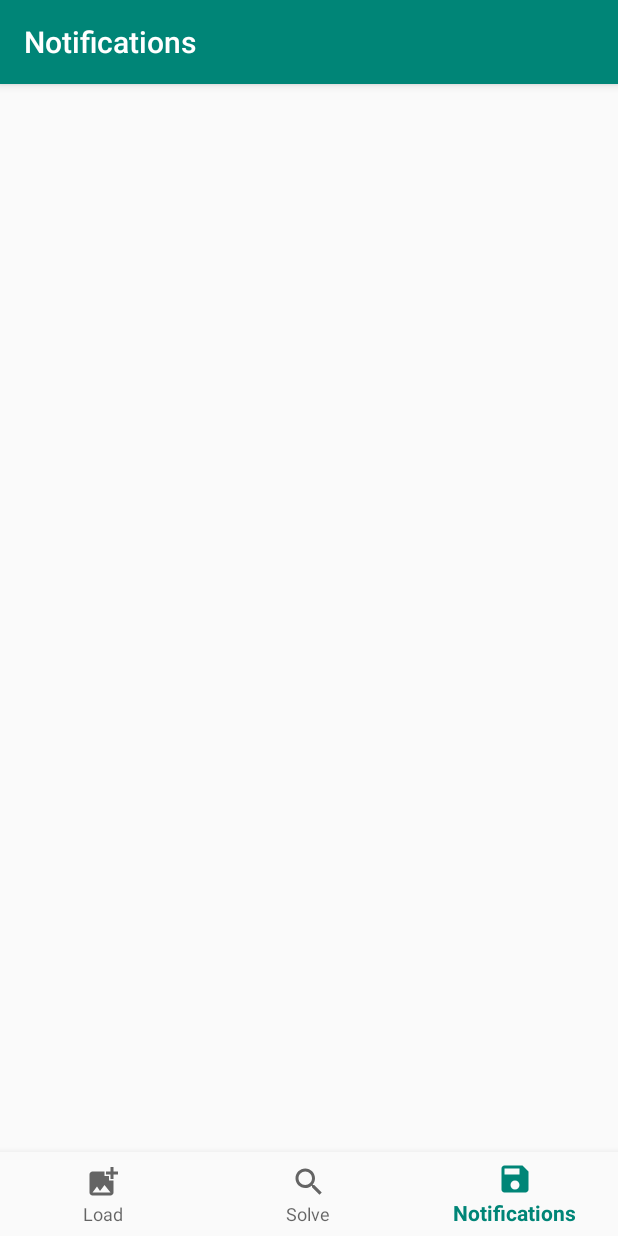
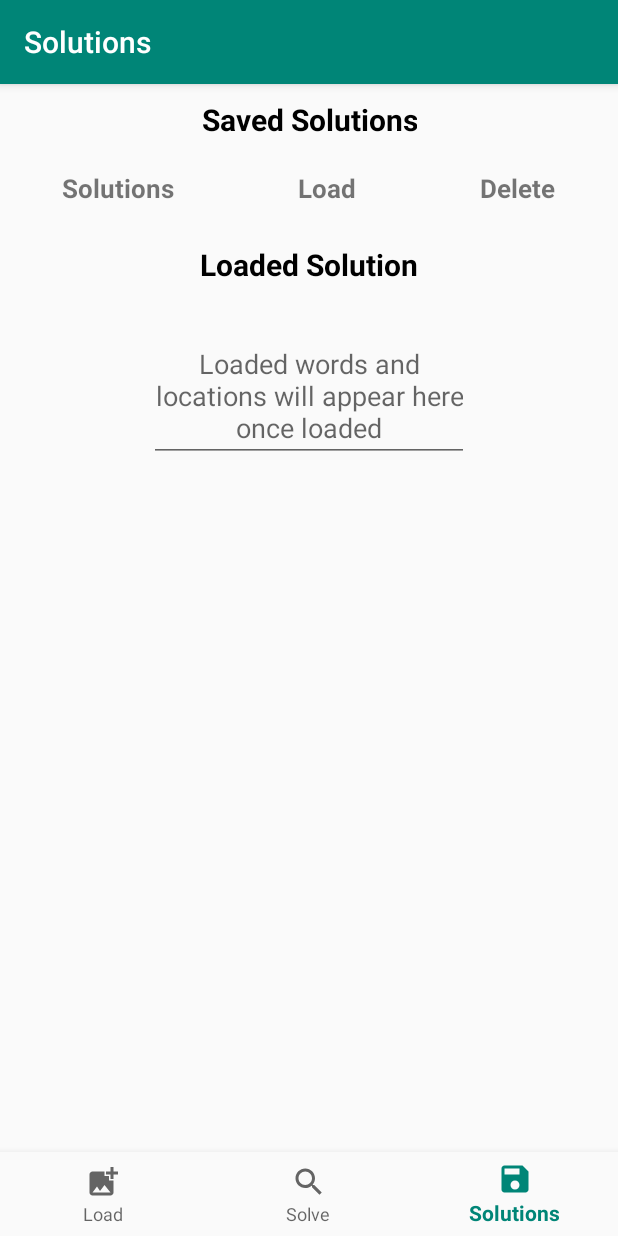
Before and after one commit to ThomasJRichards17/WordsearchSolver, an Android app: the screen it shows after launch (MainActivity), item 3 of the bottom bar chosen, on a phone screen of 412 x 824 dp. Run offline under Robolectric (Android 15) with nearby library versions, the phone set to English and light mode, and no system bars; our stand-ins replace navigation-ui; libraries missing offline, so code that uses them is left out: org.opencv.android, org.opencv.core, org.opencv.imgproc, org.slf4j; 1 statement that could not run was skipped.

Commit message:
Loading - UI and methods started

```diff
--- a/app/src/main/java/com/tjr/wordsearchsolver/MainActivity.java
+++ b/app/src/main/java/com/tjr/wordsearchsolver/MainActivity.java
@@ -33,7 +33,7 @@ public class MainActivity extends AppCompatActivity {
         // Passing each menu ID as a set of Ids because each
         // menu should be considered as top level destinations.
         AppBarConfiguration appBarConfiguration = new AppBarConfiguration.Builder(
-                R.id.navigation_load, R.id.navigation_solve, R.id.navigation_notifications)
+                R.id.navigation_load, R.id.navigation_solve, R.id.navigation_solutions)
                 .build();
         NavController navController = Navigation.findNavController(this, R.id.nav_host_fragment);
         NavigationUI.setupActionBarWithNavController(this, navController, appBarConfiguration);
--- a/app/src/main/java/com/tjr/wordsearchsolver/ui/notifications/NotificationsFragment.java
+++ /dev/null
@@ -1,21 +0,0 @@
-package com.tjr.wordsearchsolver.ui.notifications;
-
-import android.os.Bundle;
-import android.view.LayoutInflater;
-import android.view.View;
-import android.view.ViewGroup;
-import android.widget.TextView;
-
-import androidx.annotation.NonNull;
-import androidx.fragment.app.Fragment;
-
-import com.tjr.wordsearchsolver.R;
-
-public class NotificationsFragment extends Fragment {
-
-    public View onCreateView(@NonNull LayoutInflater inflater, ViewGroup container, Bundle savedInstanceState) {
-        View root = inflater.inflate(R.layout.fragment_notifications, container, false);
-        final TextView textView = root.findViewById(R.id.text_notifications);
-        return root;
-    }
-}
--- /dev/null
+++ b/app/src/main/java/com/tjr/wordsearchsolver/ui/solutions/SolutionsFragment.java
@@ -0,0 +1,82 @@
+package com.tjr.wordsearchsolver.ui.solutions;
+
+import android.graphics.Color;
+import android.os.Bundle;
+import android.os.Environment;
+import android.view.Gravity;
+import android.view.LayoutInflater;
+import android.view.View;
+import android.view.ViewGroup;
+import android.widget.EditText;
+import android.widget.TableLayout;
+import android.widget.TableRow;
+import android.widget.TextView;
+
+import androidx.annotation.NonNull;
+import androidx.fragment.app.Fragment;
+
+import com.google.gson.Gson;
+import com.google.gson.reflect.TypeToken;
+import com.google.gson.stream.JsonReader;
+import com.tjr.wordsearchsolver.R;
+import com.tjr.wordsearchsolver.data.Solution;
+
+import org.slf4j.Logger;
+import org.slf4j.LoggerFactory;
+
+import java.io.File;
+import java.io.FileNotFoundException;
+import java.io.FileReader;
+import java.util.ArrayList;
+import java.util.List;
+
+public class SolutionsFragment extends Fragment {
+
+    List<Solution> savedSolutions;
+    private Logger logger = LoggerFactory.getLogger(SolutionsFragment.class);
+    private TableLayout savedSolutionsTable;
+    private TableLayout loadedWordsearchGrid;
+    private EditText solvedWordsText;
+
+    public View onCreateView(@NonNull LayoutInflater inflater, ViewGroup container, Bundle savedInstanceState) {
+        View root = inflater.inflate(R.layout.fragment_solutions, container, false);
+
+        savedSolutionsTable = root.findViewById(R.id.savedSolutionsGrid);
+        loadedWordsearchGrid = root.findViewById(R.id.loadedWordsearchGrid);
+        solvedWordsText = root.findViewById(R.id.solvedWordsText);
+
+        return root;
+    }
+
+    private void drawSavedSolutionsTable() {
+        for (Solution solution : savedSolutions) {
+            TableRow row = new TableRow(requireActivity().getApplicationContext());
+            TextView text = new TextView(requireActivity().getApplicationContext());
+            text.setText(solution.name);
+            text.setLayoutParams(new TableRow.LayoutParams(TableRow.LayoutParams.WRAP_CONTENT, TableRow.LayoutParams.WRAP_CONTENT, 1f));
+            text.setSingleLine();
+            text.setTextColor(Color.BLACK);
+            text.setGravity(Gravity.CENTER);
+            row.addView(text);
+        }
+    }
+
+    private void loadSavedSolutions() {
+        Gson gson = new Gson();
+        savedSolutions = new ArrayList<>();
+        String fileName = "saved_solutions.json";
+
+        File storageDir = requireActivity().getExternalFilesDir(Environment.DIRECTORY_DOCUMENTS);
+        File solutionsFile = new File(storageDir, fileName);
+        if (solutionsFile.exists()) {
+            try {
+                savedSolutions = gson.fromJson(new JsonReader(new FileReader(solutionsFile)), new TypeToken<ArrayList<Solution>>() {
+                }.getType());
+            } catch (FileNotFoundException e) {
+                logger.error("Error loading saved solutions - ", e);
+            }
+        }
+    }
+
+
+}
--- a/app/src/main/java/com/tjr/wordsearchsolver/ui/solve/SolveFragment.java
+++ b/app/src/main/java/com/tjr/wordsearchsolver/ui/solve/SolveFragment.java
@@ -309,7 +309,7 @@ public class SolveFragment extends Fragment implements View.OnClickListener {
             solutionSaved.setBackgroundTint(Color.parseColor("#228B22"));
             solutionSaved.show();
         } catch (IOException e) {
-            logger.error("Error saving wordsearch solution");
+            logger.error("Error saving wordsearch solution - ", e);
         }
     }
 
--- a/app/src/main/res/layout/fragment_load.xml
+++ b/app/src/main/res/layout/fragment_load.xml
@@ -2,17 +2,15 @@
 <ScrollView xmlns:android="http://schemas.android.com/apk/res/android"
     xmlns:app="http://schemas.android.com/apk/res-auto"
     android:id="@+id/loadScrollContainer"
-	android:paddingBottom="50dp"
+    android:paddingBottom="50dp"
     android:layout_width="match_parent"
     android:layout_height="match_parent">
-
 
     <LinearLayout
         android:id="@+id/containerLayout"
         android:layout_width="fill_parent"
         android:layout_height="wrap_content"
         android:orientation="vertical">
-
 
         <LinearLayout
             android:id="@+id/linearLayoutWordsearch"
--- a/app/src/main/res/layout/fragment_notifications.xml
+++ /dev/null
@@ -1,19 +0,0 @@
-<?xml version="1.0" encoding="utf-8"?>
-<androidx.constraintlayout.widget.ConstraintLayout xmlns:android="http://schemas.android.com/apk/res/android"
-    xmlns:app="http://schemas.android.com/apk/res-auto"
-    android:layout_width="match_parent"
-    android:layout_height="match_parent">
-
-    <TextView
-        android:id="@+id/text_notifications"
-        android:layout_width="match_parent"
-        android:layout_height="wrap_content"
-        android:layout_marginStart="8dp"
-        android:layout_marginTop="8dp"
-        android:layout_marginEnd="8dp"
-        android:textAlignment="center"
-        android:textSize="20sp"
-        app:layout_constraintEnd_toEndOf="parent"
-        app:layout_constraintStart_toStartOf="parent"
-        app:layout_constraintTop_toTopOf="parent" />
-</androidx.constraintlayout.widget.ConstraintLayout>
--- /dev/null
+++ b/app/src/main/res/layout/fragment_solutions.xml
@@ -0,0 +1,126 @@
+<?xml version="1.0" encoding="utf-8"?>
+<ScrollView xmlns:android="http://schemas.android.com/apk/res/android"
+    xmlns:app="http://schemas.android.com/apk/res-auto"
+    android:id="@+id/loadScrollContainer"
+    android:paddingBottom="50dp"
+    android:layout_width="match_parent"
+    android:layout_height="match_parent">
+
+    <LinearLayout
+        android:id="@+id/containerLayout"
+        android:layout_width="fill_parent"
+        android:layout_height="wrap_content"
+        android:orientation="vertical">
+
+        <LinearLayout
+            android:id="@+id/linearLayoutSolutions"
+            android:layout_width="match_parent"
+            android:layout_height="wrap_content"
+            android:layout_marginTop="10dp"
+            android:gravity="center_horizontal|top"
+            android:orientation="vertical"
+            app:layout_constraintEnd_toEndOf="parent"
+            app:layout_constraintStart_toStartOf="parent">
+
+            <TextView
+                android:id="@+id/saved_solutions_heading"
+                android:layout_width="wrap_content"
+                android:layout_height="wrap_content"
+                android:gravity="center_horizontal"
+                android:text="@string/subtitle_saved_solutions"
+                android:textColor="@color/black"
+                android:textSize="20sp"
+                android:textStyle="bold" />
+
+            <TableLayout
+                android:id="@+id/savedSolutionsGrid"
+                android:layout_width="match_parent"
+                android:layout_height="match_parent"
+                android:layout_marginTop="20dp"
+                android:focusableInTouchMode="false"
+                android:stretchColumns="*">
+
+                <TableRow
+                    android:layout_width="match_parent"
+                    android:layout_height="match_parent">
+
+                    <TextView
+                        android:id="@+id/solutionNameHeading"
+                        android:layout_width="wrap_content"
+                        android:layout_height="wrap_content"
+                        android:gravity="center_horizontal"
+                        android:text="@string/table_title_solution"
+                        android:textSize="17sp"
+                        android:textStyle="bold" />
+
+                    <TextView
+                        android:id="@+id/loadSolutionHeading"
+                        android:layout_width="wrap_content"
+                        android:layout_height="wrap_content"
+                        android:gravity="center_horizontal"
+                        android:text="@string/table_title_load"
+                        android:textSize="17sp"
+                        android:textStyle="bold" />
+
+                    <TextView
+                        android:id="@+id/deleteSolutionHeading"
+                        android:layout_width="wrap_content"
+                        android:layout_height="wrap_content"
+                        android:gravity="center_horizontal"
+                        android:text="@string/table_title_delete"
+                        android:textSize="17sp"
+                        android:textStyle="bold" />
+
+                </TableRow>
+
+            </TableLayout>
+
+        </LinearLayout>
+
+        <LinearLayout
+            android:id="@+id/linearLayoutLoadedSolution"
+            android:layout_width="match_parent"
+            android:layout_height="fill_parent"
+            android:layout_marginTop="25dp"
+            android:layout_marginBottom="20dp"
+            android:gravity="center_horizontal|bottom"
+            android:orientation="vertical"
+            app:layout_constraintBottom_toBottomOf="parent"
+            app:layout_constraintStart_toStartOf="@+id/linearLayoutSolutions"
+            app:layout_constraintTop_toTopOf="parent">
+
+            <TextView
+                android:id="@+id/loaded_solution_heading"
+                android:layout_width="wrap_content"
+                android:layout_height="wrap_content"
+                android:gravity="center_horizontal"
+                android:text="@string/subtitle_loaded_solution"
+                android:textColor="@color/black"
+                android:textSize="20sp"
+                android:textStyle="bold" />
+
+            <TableLayout
+                android:id="@+id/loadedWordsearchGrid"
+                android:layout_width="match_parent"
+                android:layout_height="match_parent"
+                android:layout_marginTop="20dp"
+                android:focusableInTouchMode="false"
+                android:stretchColumns="*" />
+
+            <EditText
+                android:id="@+id/solvedWordsText"
+                android:layout_width="wrap_content"
+                android:layout_height="wrap_content"
+                android:layout_marginTop="10dp"
+                android:layout_marginBottom="10dp"
+                android:autofillHints="solvedWords"
+                android:ems="10"
+                android:focusable="false"
+                android:gravity="center"
+                android:hint="@string/loaded_words_text"
+                android:inputType="textMultiLine" />
+
+        </LinearLayout>
+
+    </LinearLayout>
+</ScrollView>
--- a/app/src/main/res/layout/fragment_solve.xml
+++ b/app/src/main/res/layout/fragment_solve.xml
@@ -1,11 +1,10 @@
 <?xml version="1.0" encoding="utf-8"?>
 <ScrollView xmlns:android="http://schemas.android.com/apk/res/android"
-	xmlns:app="http://schemas.android.com/apk/res-auto"
-    xmlns:tools="http://schemas.android.com/tools"
+    xmlns:app="http://schemas.android.com/apk/res-auto"
     android:id="@+id/solveScrollContainer"
-	android:layout_width="match_parent"
-	android:layout_height="match_parent"
-	android:paddingBottom="50dp">
+    android:layout_width="match_parent"
+    android:layout_height="match_parent"
+    android:paddingBottom="50dp">
 
 	<LinearLayout
 		android:id="@+id/containerLayout"
@@ -182,8 +181,7 @@
                 android:layout_height="match_parent"
                 android:layout_marginTop="20dp"
                 android:focusableInTouchMode="false"
-                android:stretchColumns="*"
-                tools:visibility="visible" />
+                android:stretchColumns="*" />
 
             <EditText
                 android:id="@+id/solvedWordsText"
--- a/app/src/main/res/menu/bottom_nav_menu.xml
+++ b/app/src/main/res/menu/bottom_nav_menu.xml
@@ -12,8 +12,8 @@
         android:title="@string/title_solve" />
 
     <item
-        android:id="@+id/navigation_notifications"
+        android:id="@+id/navigation_solutions"
         android:icon="@drawable/ic_dashboard_save_24dp"
-        android:title="@string/title_notifications" />
+        android:title="@string/title_solutions" />
 
 </menu>
--- a/app/src/main/res/navigation/mobile_navigation.xml
+++ b/app/src/main/res/navigation/mobile_navigation.xml
@@ -18,8 +18,8 @@
         tools:layout="@layout/fragment_solve" />
 
     <fragment
-        android:id="@+id/navigation_notifications"
-        android:name="com.tjr.wordsearchsolver.ui.notifications.NotificationsFragment"
-        android:label="@string/title_notifications"
-        tools:layout="@layout/fragment_notifications" />
+        android:id="@+id/navigation_solutions"
+        android:name="com.tjr.wordsearchsolver.ui.solutions.SolutionsFragment"
+        android:label="@string/title_solutions"
+        tools:layout="@layout/fragment_solutions" />
 </navigation>
--- a/app/src/main/res/values/strings.xml
+++ b/app/src/main/res/values/strings.xml
@@ -2,7 +2,7 @@
     <string name="app_name">Wordsearch Solver</string>
     <string name="title_load">Load</string>
     <string name="title_solve">Solve</string>
-    <string name="title_notifications">Notifications</string>
+    <string name="title_solutions">Solutions</string>
     <string name="subtitle_load_wordsearch">Load Wordsearch</string>
     <string name="load_wordsearch_photo_button_text">Load From Saved Photo</string>
     <string name="load_wordsearch_camera_button_text">Load Using Camera</string>
@@ -24,4 +24,10 @@
     <string name="solution_heading">Wordsearch Solution</string>
     <string name="solved_words_text">Solved words and locations will appear here</string>
     <string name="save_solution_button">Save Solution</string>
+    <string name="subtitle_saved_solutions">Saved Solutions</string>
+    <string name="table_title_solution">Solutions</string>
+    <string name="table_title_load">Load</string>
+    <string name="table_title_delete">Delete</string>
+    <string name="subtitle_loaded_solution">Loaded Solution</string>
+    <string name="loaded_words_text">Loaded words and locations will appear here once loaded</string>
 </resources>
```
